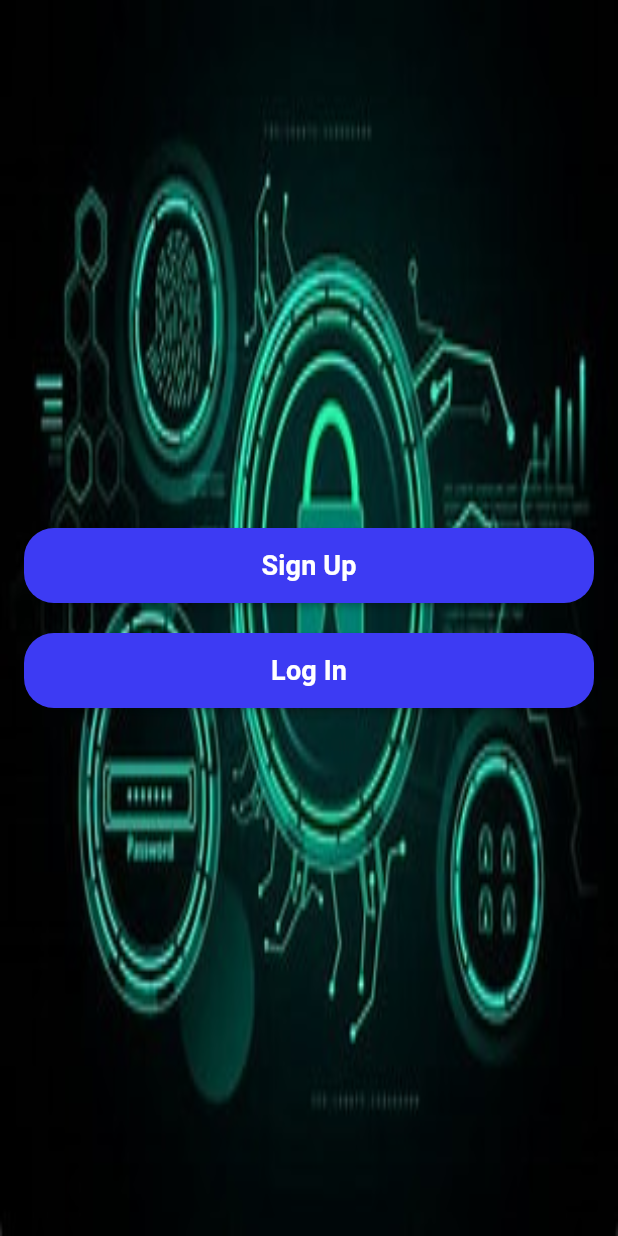
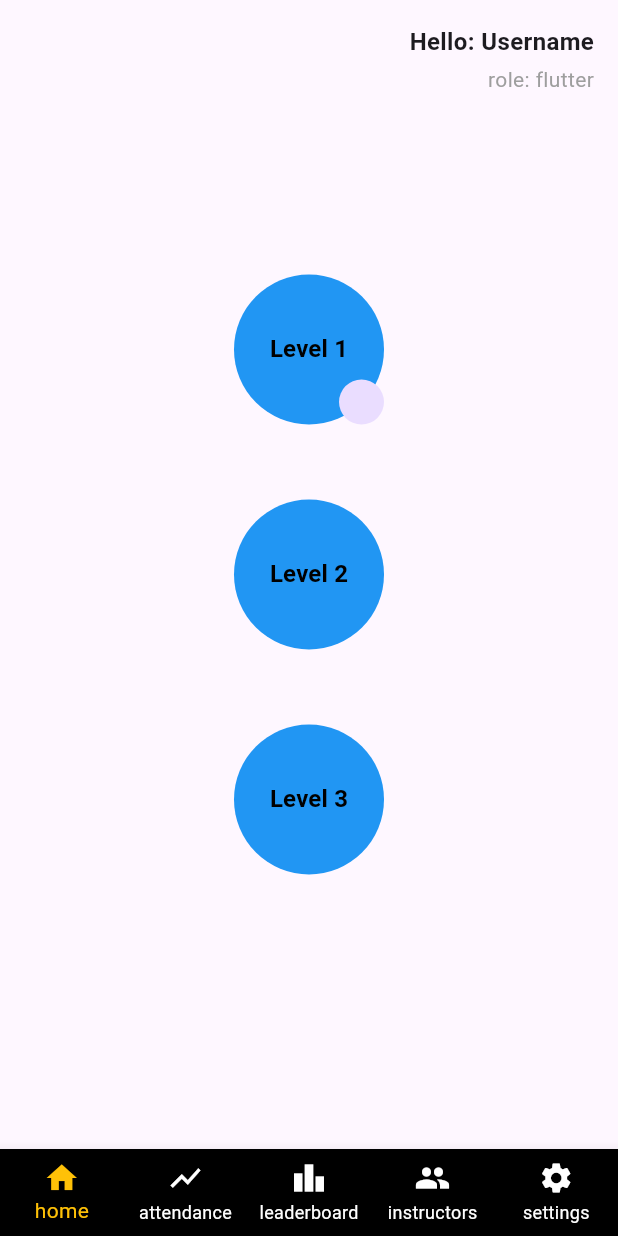
Before and after one commit to Mostafa424-web/work_task, a Flutter app: the screen it shows after launch, on a phone screen of 412 x 824 dp. Run offline on Flutter 3.47's test engine with Material 3 defaults, Android fonts, the phone set to English and light mode, and no system bars; our stand-ins replace cloud_firestore, firebase_auth, firebase_core, qr_flutter; accounts and stored records are empty.

Commit message:
changes done

```diff
--- /dev/null
+++ b/lib/bottomnavbar/home.dart
@@ -0,0 +1,124 @@
+import 'package:flutter/material.dart';
+
+class HomeScreenView extends StatefulWidget {
+  @override
+  State<HomeScreenView> createState() => _HomeScreenViewState();
+}
+
+class _HomeScreenViewState extends State<HomeScreenView> {
+  @override
+  Widget build(BuildContext context) {
+    return Scaffold(
+      body: Stack(
+        children: [
+          // Positioned text in the top-right corner
+          Positioned(
+            top: 16,
+            right: 16,
+            child: SafeArea(
+              child: Column(
+                crossAxisAlignment:
+                    CrossAxisAlignment.end, // Align text to the right
+                children: [
+                  Text(
+                    "Hello: Username", // Replace "Username" dynamically
+                    style: TextStyle(
+                      fontSize: 16,
+                      fontWeight: FontWeight.bold,
+                    ),
+                  ),
+                  const SizedBox(height: 4), // Small space between the texts
+                  Text(
+                    "role: flutter",
+                    style: TextStyle(
+                      fontSize: 14,
+                      color: Colors.grey,
+                    ),
+                  ),
+                ],
+              ),
+            ),
+          ),
+
+          // Main content: Levels
+          Container(
+            width: double.infinity,
+            height: double.infinity,
+            child: Column(
+              mainAxisAlignment:
+                  MainAxisAlignment.center, // Center content vertically
+              crossAxisAlignment:
+                  CrossAxisAlignment.center, // Center content horizontally
+              children: [
+                // Level 1 with overlay image
+                Stack(
+                  alignment: Alignment.center,
+                  children: [
+                    GestureDetector(
+                      onTap: () {
+                        // open alert dialog
+                        // enter level password
+                      },
+                      child: CircleAvatar(
+                        radius: 50,
+                        backgroundColor: Colors.blue,
+                        child: Text(
+                          'Level 1',
+                          style: TextStyle(
+                            color: Colors.black,
+                            fontSize: 16,
+                            fontWeight: FontWeight.bold,
+                          ),
+                        ),
+                      ),
+                    ),
+                    Positioned(
+                      right: 0,
+                      bottom: 0,
+                      child: CircleAvatar(
+                        radius: 15,
+                        /*  backgroundImage: NetworkImage(
+                          'https://via.placeholder.com/150', // Replace with actual image URL
+                        ), */
+                      ),
+                    ),
+                  ],
+                ),
+                const SizedBox(height: 50),
+
+                // Level 2
+                CircleAvatar(
+                  radius: 50,
+                  backgroundColor: Colors.blue,
+                  child: Text(
+                    'Level 2',
+                    style: TextStyle(
+                      color: Colors.black,
+                      fontSize: 16,
+                      fontWeight: FontWeight.bold,
+                    ),
+                  ),
+                ),
+                const SizedBox(height: 50),
+
+                // Level 3
+                CircleAvatar(
+                  radius: 50,
+                  backgroundColor: Colors.blue,
+                  child: Text(
+                    'Level 3',
+                    style: TextStyle(
+                      color: Colors.black,
+                      fontSize: 16,
+                      fontWeight: FontWeight.bold,
+                    ),
+                  ),
+                ),
+              ],
+            ),
+          ),
+        ],
+      ),
+    );
+  }
+}
--- /dev/null
+++ b/lib/bottomnavbar/navbar.dart
@@ -0,0 +1,92 @@
+import 'package:flutter/material.dart';
+import 'package:works/bottomnavbar/attendance.dart';
+import 'package:works/bottomnavbar/home.dart';
+import 'package:works/bottomnavbar/instructors.dart';
+import 'package:works/bottomnavbar/leaderboard.dart';
+import 'package:works/bottomnavbar/settings.dart';
+
+class BottomNavBarScreen extends StatefulWidget {
+  const BottomNavBarScreen({super.key});
+
+  @override
+  State<BottomNavBarScreen> createState() => _BottomNavBarScreenState();
+}
+
+class _BottomNavBarScreenState extends State<BottomNavBarScreen> {
+  /*
+  NOTE: when i move these above the override it works
+  when it was after the build {
+  it doesnt't work
+  search on it
+  }
+
+   */
+  late List<Widget> screens;
+
+  int index = 0;
+  @override
+  void initState() {
+    // TODO: implement initState
+    super.initState();
+    screens = [
+      HomeScreenView(),
+      AttendanceView(),
+      LeaderboardView(),
+      InstructorsView(),
+      SettingsView(),
+    ];
+  }
+
+  @override
+  Widget build(BuildContext context) {
+    return Scaffold(
+      body: Center(
+        child: screens[index],
+      ),
+      bottomNavigationBar: BottomNavigationBar(
+        type: BottomNavigationBarType.fixed,
+        backgroundColor: Colors.black,
+        selectedItemColor: Colors.amber,
+        unselectedItemColor: Colors.white,
+        items: const [
+          BottomNavigationBarItem(
+            label: 'home',
+            icon: Icon(
+              Icons.home,
+            ),
+          ),
+          BottomNavigationBarItem(
+            label: 'attendance',
+            icon: Icon(
+              Icons.show_chart,
+            ),
+          ),
+          BottomNavigationBarItem(
+            label: 'leaderboard',
+            icon: Icon(
+              Icons.leaderboard,
+            ),
+          ),
+          BottomNavigationBarItem(
+            label: 'instructors',
+            icon: Icon(
+              Icons.people,
+            ),
+          ),
+          BottomNavigationBarItem(
+            label: 'settings',
+            icon: Icon(
+              Icons.settings,
+            ),
+          ),
+        ],
+        currentIndex: index,
+        onTap: (value) {
+          setState(() {
+            index = value;
+          });
+        },
+      ),
+    );
+  }
+}
--- a/lib/main.dart
+++ b/lib/main.dart
@@ -1,10 +1,10 @@
 import 'package:firebase_core/firebase_core.dart';
 import 'package:flutter/material.dart';
-import 'package:works/sign/choose_sign.dart';
+import 'package:works/bottomnavbar/navbar.dart';
 
 import 'firebase_options.dart';
 
-void main() async{
+void main() async {
   WidgetsFlutterBinding.ensureInitialized();
   await Firebase.initializeApp(
     options: DefaultFirebaseOptions.currentPlatform,
@@ -22,7 +22,8 @@ class MyApp extends StatelessWidget {
       theme: ThemeData(
         useMaterial3: true,
       ),
-      home: const ChooseLog(),
+      home: BottomNavBarScreen(),
+      //const ChooseLog(),
     );
   }
 }
--- a/pubspec.yaml
+++ b/pubspec.yaml
@@ -38,6 +38,7 @@ dependencies:
   firebase_core:
   firebase_auth:
   cloud_firestore: ^5.5.0
+  qr_flutter: ^4.1.0
 
 dev_dependencies:
   flutter_test:
```
Also changed, not shown: lib/bottomnavbar/attendance.dart (added, +31 -0 lines), lib/bottomnavbar/instructors.dart (added, +46 -0 lines), lib/bottomnavbar/leaderboard.dart (added, +84 -0 lines), lib/bottomnavbar/quiz.dart (added, +143 -0 lines), lib/bottomnavbar/settings.dart (added, +136 -0 lines), pubspec.lock.
